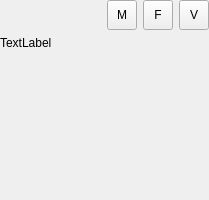
Above: iVS3D/src/iVS3D-core/view/infowidget.ui from iVS3D/iVS3D before the change. Below: the same form after it.
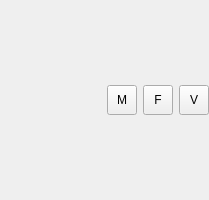
That is the form after the change. Custom widgets are drawn as their Qt base class.

```diff
--- a/iVS3D/src/iVS3D-core/view/infowidget.ui
+++ b/iVS3D/src/iVS3D-core/view/infowidget.ui
@@ -140,94 +140,8 @@
      </item>
     </layout>
    </item>
-   <item>
-    <widget class="QScrollArea" name="scrollArea">
-     <property name="sizePolicy">
-      <sizepolicy hsizetype="Preferred" vsizetype="Preferred">
-       <horstretch>0</horstretch>
-       <verstretch>0</verstretch>
-      </sizepolicy>
-     </property>
-     <property name="minimumSize">
-      <size>
-       <width>0</width>
-       <height>125</height>
-      </size>
-     </property>
-     <property name="frameShape">
-      <enum>QFrame::NoFrame</enum>
-     </property>
-     <property name="widgetResizable">
-      <bool>true</bool>
-     </property>
-     <widget class="QWidget" name="scrollAreaWidgetContents">
-      <property name="geometry">
-       <rect>
-        <x>0</x>
-        <y>0</y>
-        <width>209</width>
-        <height>125</height>
-       </rect>
-      </property>
-      <layout class="QVBoxLayout" name="verticalLayout_2">
-       <property name="leftMargin">
-        <number>0</number>
-       </property>
-       <property name="topMargin">
-        <number>0</number>
-       </property>
-       <property name="rightMargin">
-        <number>0</number>
-       </property>
-       <property name="bottomMargin">
-        <number>0</number>
-       </property>
-       <item>
-        <widget class="QLabel" name="label">
-         <property name="minimumSize">
-          <size>
-           <width>0</width>
-           <height>0</height>
-          </size>
-         </property>
-         <property name="text">
-          <string>TextLabel</string>
-         </property>
-         <property name="alignment">
-          <set>Qt::AlignLeading|Qt::AlignLeft|Qt::AlignTop</set>
-         </property>
-         <property name="wordWrap">
-          <bool>true</bool>
-         </property>
-         <property name="textInteractionFlags">
-          <set>Qt::LinksAccessibleByMouse|Qt::TextSelectableByMouse</set>
-         </property>
-        </widget>
-       </item>
-      </layout>
-     </widget>
-    </widget>
-   </item>
-   <item>
-    <widget class="OperationStack" name="opStackWidget" native="true">
-     <property name="minimumSize">
-      <size>
-       <width>0</width>
-       <height>150</height>
-      </size>
-     </property>
-    </widget>
-   </item>
   </layout>
  </widget>
- <customwidgets>
-  <customwidget>
-   <class>OperationStack</class>
-   <extends>QWidget</extends>
-   <header location="global">operationstack.h</header>
-   <container>1</container>
-  </customwidget>
- </customwidgets>
  <resources/>
  <connections/>
 </ui>
```
